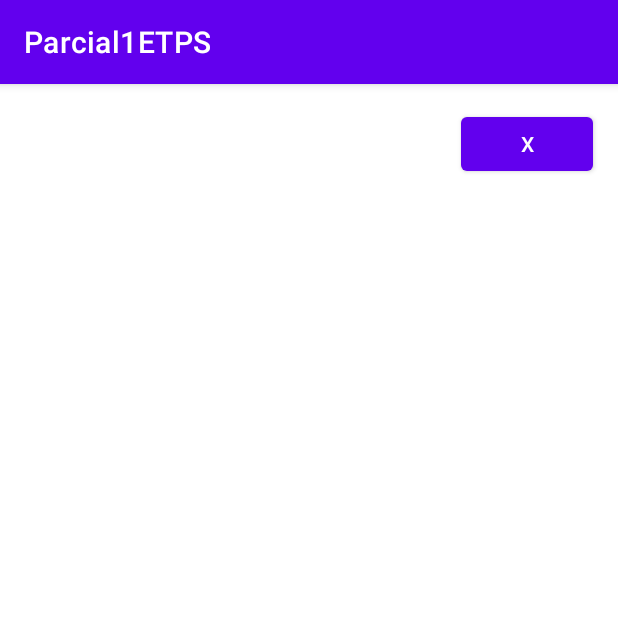
After one commit to KevinMendoza1066/Parcial1ETPS, an Android app: the Calculo screen opened directly, with no data from a screen before it, on a phone screen of 412 x 824 dp, the top half of it. The commit adds this screen. Run offline under Robolectric (Android 15) with nearby library versions, the phone set to English and light mode, and no system bars.

Commit message:
Activities
Añadiendo Activities y validacion para contraseña

```diff
--- a/app/src/main/AndroidManifest.xml
+++ b/app/src/main/AndroidManifest.xml
@@ -12,6 +12,9 @@
         android:theme="@style/Theme.Parcial1ETPS"
         tools:targetApi="31">
         <activity
+            android:name=".Calculo"
+            android:exported="false" />
+        <activity
             android:name=".MainActivity"
             android:exported="true">
             <intent-filter>
--- /dev/null
+++ b/app/src/main/java/com/example/parcial1etps/Calculo.java
@@ -0,0 +1,20 @@
+package com.example.parcial1etps;
+
+import androidx.appcompat.app.AppCompatActivity;
+
+import android.os.Bundle;
+import android.view.View;
+import android.widget.Button;
+
+public class Calculo extends AppCompatActivity {
+    Button btnCerrar;
+    @Override
+    protected void onCreate(Bundle savedInstanceState) {
+        super.onCreate(savedInstanceState);
+        setContentView(R.layout.activity_calculo);
+        btnCerrar  = findViewById(R.id.btnCerrar);
+    }
+    public void salir(View V){
+        finish();
+    }
+}
--- /dev/null
+++ b/app/src/main/res/layout/activity_calculo.xml
@@ -0,0 +1,20 @@
+<?xml version="1.0" encoding="utf-8"?>
+<androidx.constraintlayout.widget.ConstraintLayout xmlns:android="http://schemas.android.com/apk/res/android"
+    xmlns:app="http://schemas.android.com/apk/res-auto"
+    xmlns:tools="http://schemas.android.com/tools"
+    android:layout_width="match_parent"
+    android:layout_height="match_parent"
+    tools:context=".Calculo">
+
+    <Button
+        android:id="@+id/btnCerrar"
+        android:layout_width="wrap_content"
+        android:layout_height="wrap_content"
+        android:layout_marginTop="16dp"
+        android:onClick="salir"
+        android:text="X"
+        app:layout_constraintEnd_toEndOf="parent"
+        app:layout_constraintHorizontal_bias="0.949"
+        app:layout_constraintStart_toStartOf="parent"
+        app:layout_constraintTop_toTopOf="parent" />
+</androidx.constraintlayout.widget.ConstraintLayout>
```
Also changed, not shown: app/src/main/java/com/example/parcial1etps/MainActivity.java (+23 -1 lines).
